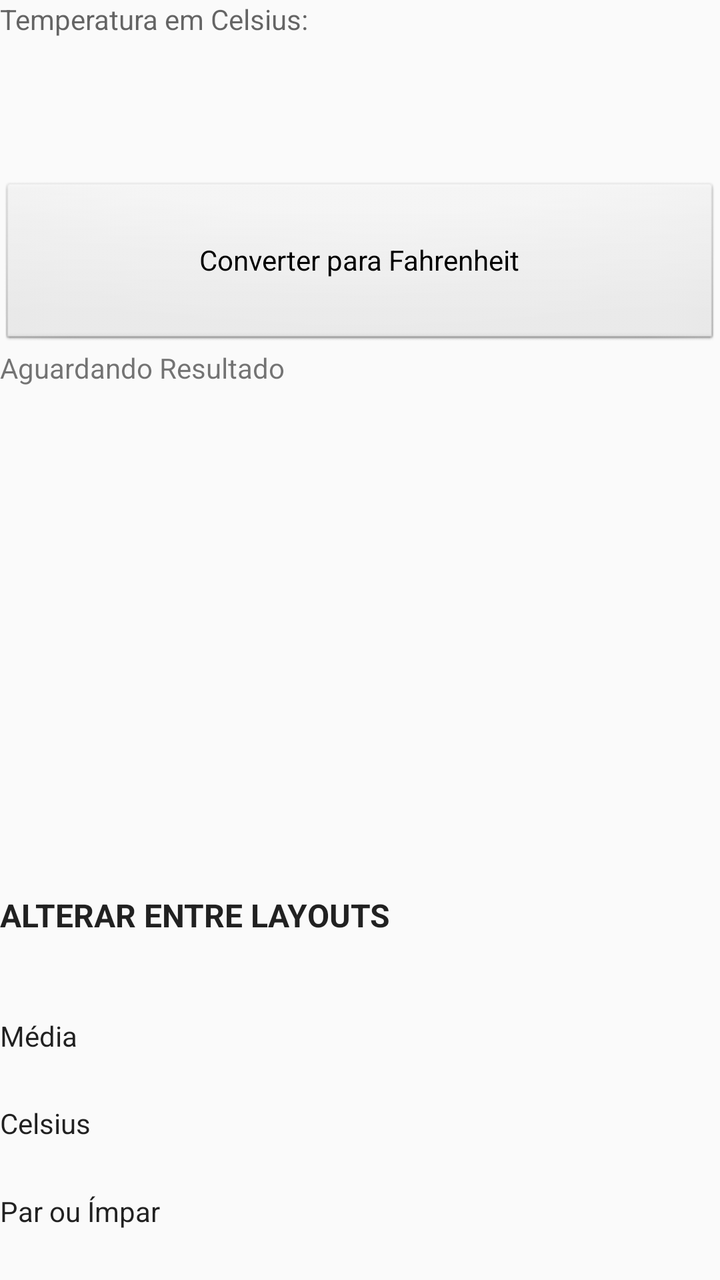
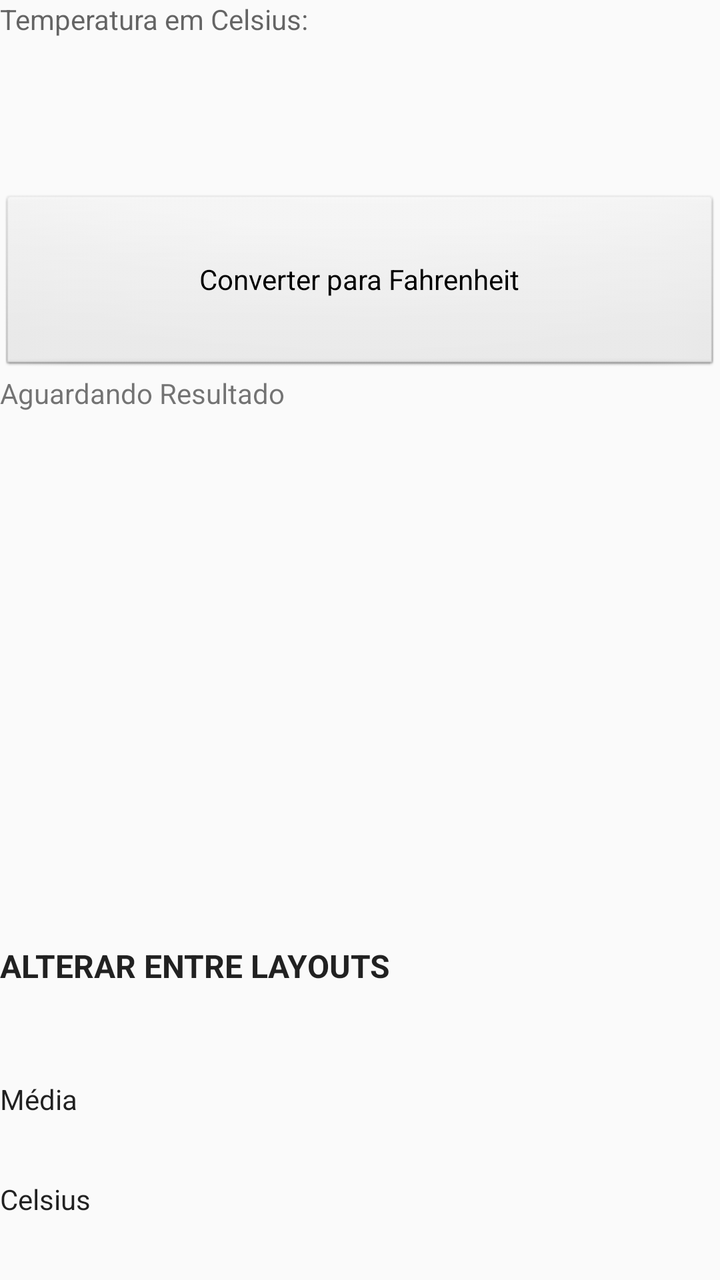

Compare the two renders of this Android layout. The source of the first and the diff that turns it into the second are given below.
<!-- AndroidManifest.xml: application theme Theme.Aula1 -->
<!-- res/layout/activity_celsius.xml -->
<?xml version="1.0" encoding="utf-8"?>
<LinearLayout xmlns:android="http://schemas.android.com/apk/res/android"
    xmlns:tools="http://schemas.android.com/tools"
    android:layout_width="wrap_content"
    android:layout_height="wrap_content"
    android:layout_margin="100dp"
    android:orientation="vertical">

    <EditText
        android:id="@+id/txtCelsius"
        android:layout_width="match_parent"
        android:layout_height="66dp"
        android:layout_weight="1"
        android:ems="10"
        android:hint="Temperatura em Celsius:"
        android:inputType="text" />

    <Button
        android:id="@+id/btnCalcularCelsius"
        style="@android:style/Widget.Button"
        android:layout_width="match_parent"
        android:layout_height="59dp"
        android:layout_weight="1"
        android:text="Converter para Fahrenheit"/>

    <TextView
        android:id="@+id/labelConversor"
        android:layout_width="match_parent"
        android:layout_height="66dp"
        android:layout_weight="1"
        android:text="Aguardando Resultado" />

    <Space
        android:layout_width="match_parent"
        android:layout_height="157dp"
        android:layout_weight="1" />

    <TextView
        android:id="@+id/labelAlterarLayout"
        android:layout_width="match_parent"
        android:layout_height="37dp"
        android:layout_weight="1"
        android:text="Alterar entre Layouts"
        android:textAlignment="center"
        android:textAllCaps="true"
        android:textAppearance="@android:style/TextAppearance.Material.Large"
        android:textSize="16sp"
        android:textStyle="bold" />

    <Button
        android:id="@+id/btnLayoutMedia"
        android:layout_width="match_parent"
        android:layout_height="wrap_content"
        android:layout_weight="1"
        android:text="Média" />

    <Button
        android:id="@+id/btnLayoutCelsius"
        android:layout_width="match_parent"
        android:layout_height="wrap_content"
        android:layout_weight="1"
        android:text="Celsius" />

    <Button
        android:id="@+id/btnLayoutParImpar"
        android:layout_width="match_parent"
        android:layout_height="wrap_content"
        android:layout_weight="1"
        android:text="Par ou Ímpar" />

</LinearLayout>
<!-- resources referenced by this layout -->
<resources>
  <style name="Theme.Aula1" parent="android:Theme.Material.Light.NoActionBar" />
</resources>

<!-- the commit's change to res/layout/activity_celsius.xml (unified diff, before → after) -->
@@ -61,11 +61,5 @@
         android:layout_weight="1"
         android:text="Celsius" />
 
-    <Button
-        android:id="@+id/btnLayoutParImpar"
-        android:layout_width="match_parent"
-        android:layout_height="wrap_content"
-        android:layout_weight="1"
-        android:text="Par ou Ímpar" />
 
 </LinearLayout>
